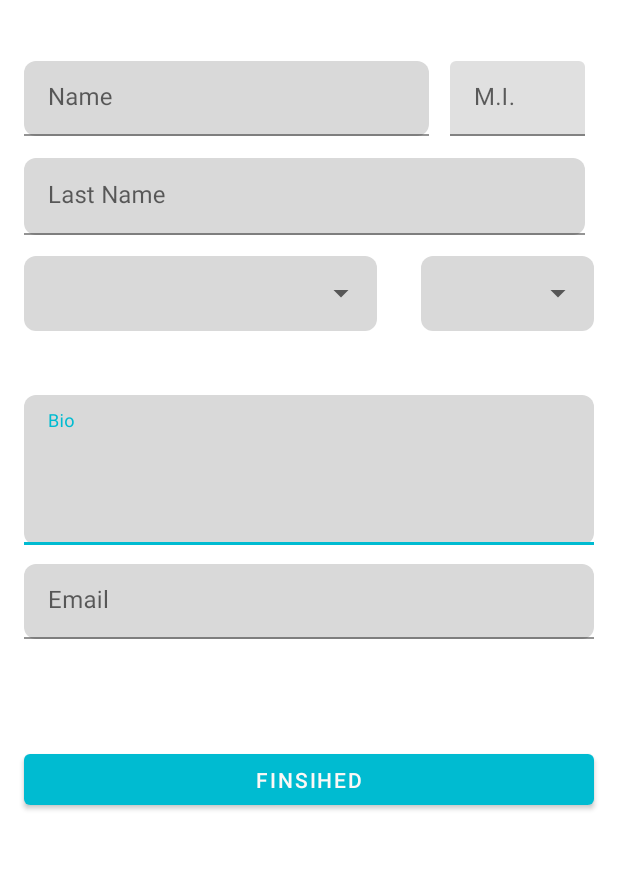
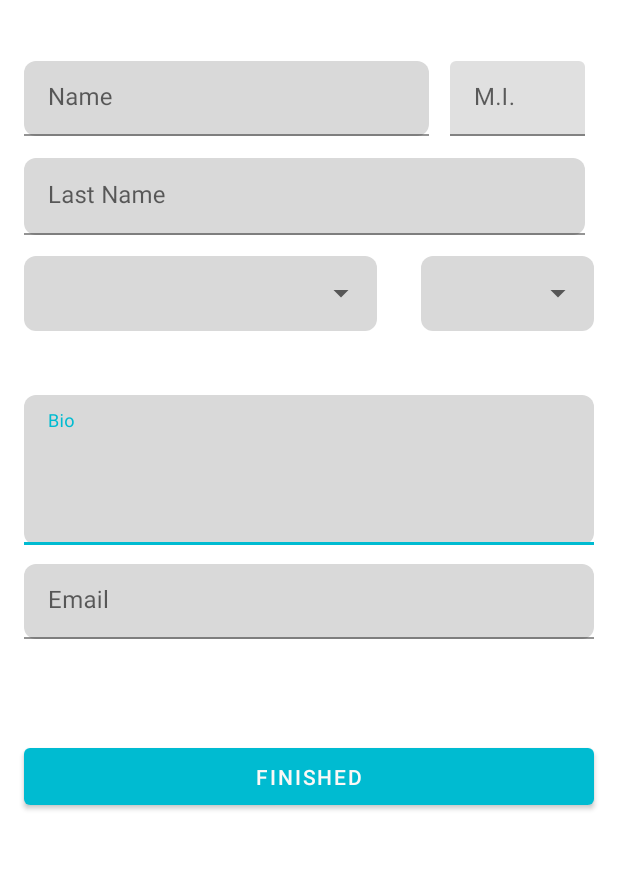
Before and after one commit to TristanDBioC/ARSNOVA, an Android app: the CreateProfileActivity screen opened directly, with no data from a screen before it, on a phone screen of 412 x 824 dp, the part 338-1208 px from its top. Run offline under Robolectric (Android 15) with nearby library versions, the phone set to English and light mode, and no system bars; our stand-ins replace Firebase (no records; nobody signed in at launch, a user with empty details on screens opened directly).

Commit message:
Nov 21 | 1:02 | Create Profile link to database. Except Photo

```diff
--- a/app/src/main/res/layout/activity_create_profile.xml
+++ b/app/src/main/res/layout/activity_create_profile.xml
@@ -127,7 +127,7 @@
         app:layout_constraintVertical_bias="0.344">
 
         <com.google.android.material.textfield.TextInputEditText
-            android:id="@+id/editTextName"
+            android:id="@+id/editTextFirstName"
             android:layout_width="match_parent"
             android:layout_height="match_parent"
             android:background="@drawable/rectangle_grey"
@@ -146,7 +146,7 @@
         app:layout_constraintVertical_bias="0.07">
 
         <com.google.android.material.textfield.TextInputEditText
-            android:id="@+id/editTextemail"
+            android:id="@+id/editTextProfileEmail"
             android:layout_width="match_parent"
             android:layout_height="wrap_content"
             android:background="@drawable/rectangle_grey"
@@ -157,13 +157,14 @@
     </com.google.android.material.textfield.TextInputLayout>
 
     <Button
-        android:id="@+id/button2"
+        android:id="@+id/buttonFinishedSetup"
         android:layout_width="0dp"
         android:layout_height="@dimen/WideButtonHeight"
         android:layout_marginStart="16dp"
         android:layout_marginEnd="16dp"
         android:layout_marginBottom="56dp"
-        android:text="Finsihed"
+        android:onClick="buttonFinished"
+        android:text="Finished"
         app:layout_constraintBottom_toBottomOf="parent"
         app:layout_constraintEnd_toEndOf="parent"
         app:layout_constraintHorizontal_bias="0.0"
--- a/app/src/main/res/layout/activity_signin.xml
+++ b/app/src/main/res/layout/activity_signin.xml
@@ -50,6 +50,8 @@
         android:id="@+id/textForgotPassword"
         android:layout_width="wrap_content"
         android:layout_height="wrap_content"
+        android:clickable="true"
+        android:onClick="signInButtonOnClick"
         android:text="Forgot password?"
         android:textColor="@color/teal_500"
         app:layout_constraintBottom_toBottomOf="@+id/view"
--- a/app/src/main/res/values/dbkeys.xml
+++ b/app/src/main/res/values/dbkeys.xml
@@ -16,18 +16,17 @@
 
 
     <!-- USERS COLLECTION-->
-    <string name="userid">id</string>
-    <string name="user_username">username</string>
-    <string name="user_password">password</string>
+    <string name="user_id">id</string>
     <string name="user_firstname">fname</string>
     <string name="user_mi">mi</string>
     <string name="user_lastname">lname</string>
     <string name="user_email">email</string>
-    <string name="user_dept">dept</string>
-    <string name="user_summary">summary</string>
+    <string name="user_dept">course</string>
+    <string name="user_yearLevel">year_level</string>
+    <string name="user_bio">bio</string>
+    <string name="user_summary">clearance_status</string>
     <string name="user_fines">fines</string>
     <string name="user_incentives">incentives</string>
-    <string name="user_netpayable">netpayable</string>
     <string name="user_type">type</string>
     <string name="user_position">position</string>
 
--- a/app/src/main/res/values/dimensions.xml
+++ b/app/src/main/res/values/dimensions.xml
@@ -9,7 +9,7 @@
     <dimen name="View_whiteRectangle">346dp</dimen>
 
     <!-- Wide buttons (sign in, sign up) -->
-    <dimen name="WideButtonHeight">46dp</dimen>
+    <dimen name="WideButtonHeight">50dp</dimen>
     <dimen name="WideButtonWidth">290dp</dimen>
 
     <!-- Titles -->
```
Also changed, not shown: app/src/main/java/com/example/arsnova/CreateProfileActivity.kt (+48 -8 lines).
